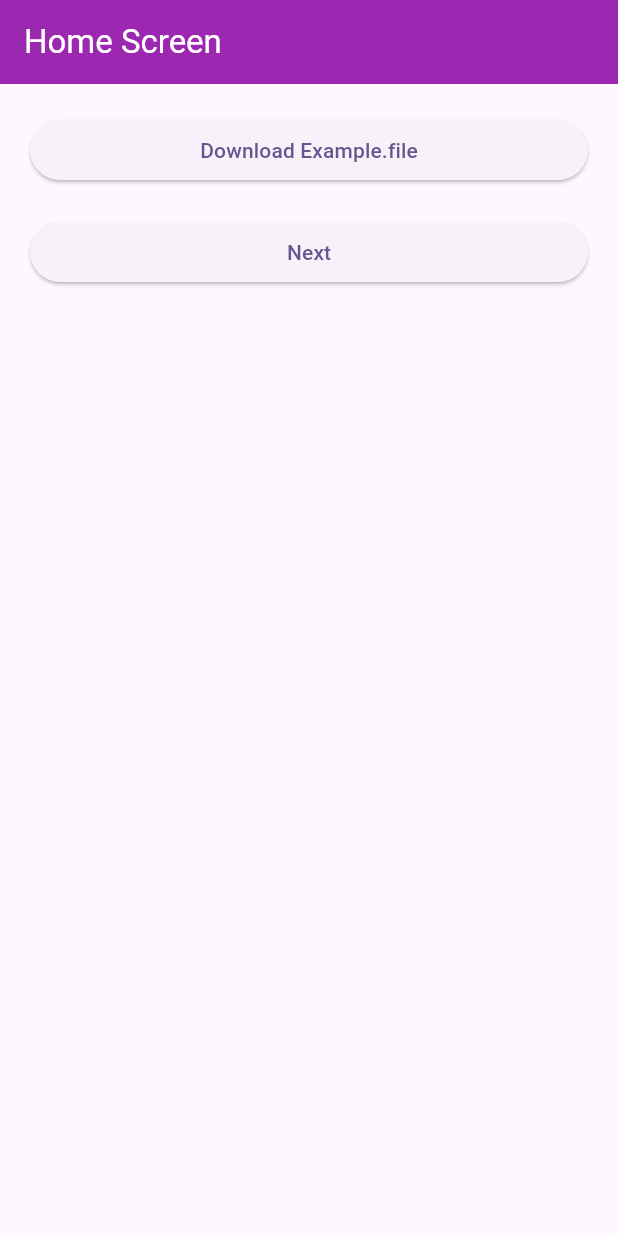
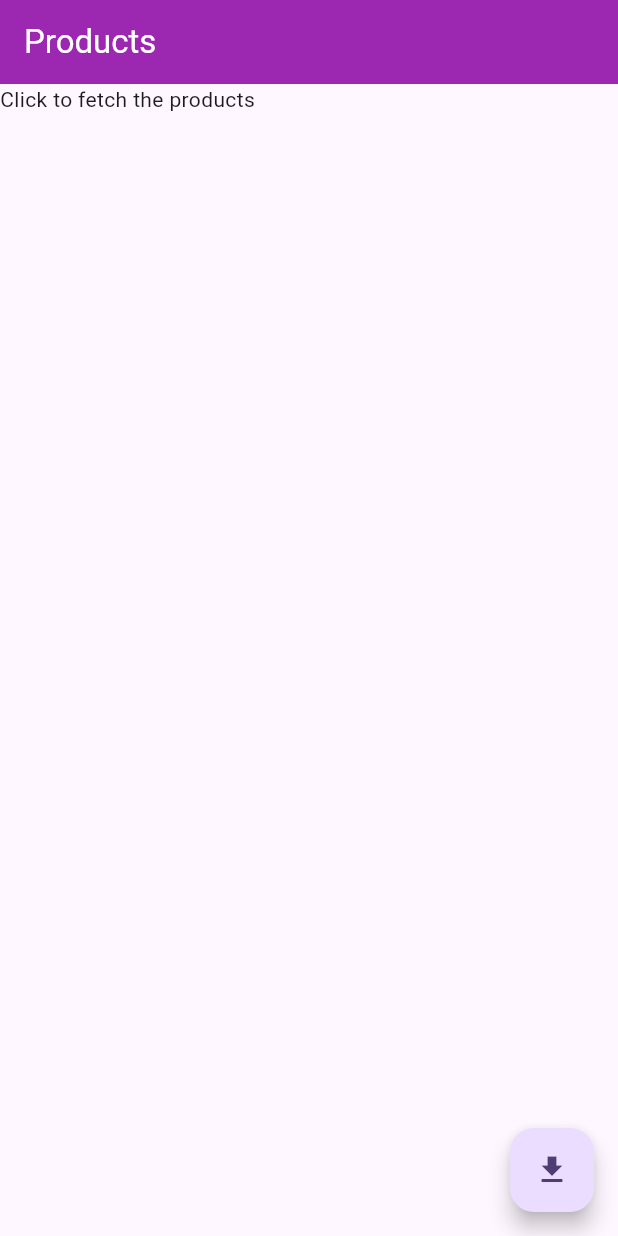
Before and after one commit to ashrafulhc/stream_buzz, a Flutter app: the screen it shows after launch, on a phone screen of 412 x 824 dp. Run offline on Flutter 3.47's test engine with Material 3 defaults, Android fonts, the light colour scheme and no system bars; our stand-ins replace dio, get_it, rxdart; generated files the repository leaves out were written again.

Commit message:
feat: products page

```diff
--- /dev/null
+++ b/lib/feature/home/domain/entities/product_entity.dart
@@ -0,0 +1,37 @@
+class ProductEntity {
+  int? id;
+  String? title;
+  double? price;
+  String? category;
+  String? description;
+  String? image;
+
+  ProductEntity({
+    this.id,
+    this.title,
+    this.price,
+    this.category,
+    this.description,
+    this.image,
+  });
+
+  factory ProductEntity.fromJson(Map<String, dynamic> json) => ProductEntity(
+    id: json["id"],
+    title: json["title"],
+    price: (json["price"] is int)
+        ? (json["price"] as int).toDouble()
+        : (json["price"] as double),
+    category: json["category"],
+    description: json["description"],
+    image: json["image"],
+  );
+
+  Map<String, dynamic> toJson() => {
+    "id": id,
+    "title": title,
+    "price": price,
+    "category": category,
+    "description": description,
+    "image": image,
+  };
+}
--- /dev/null
+++ b/lib/feature/home/domain/services/product_service.dart
@@ -0,0 +1,5 @@
+import 'package:stream_buzz/feature/home/domain/entities/product_entity.dart';
+
+abstract interface class ProductsService {
+  Future<List<ProductEntity>> getAllProducts();
+}
--- /dev/null
+++ b/lib/feature/home/domain/usecases/get_all_products_usecase.dart
@@ -0,0 +1,12 @@
+import 'package:stream_buzz/feature/home/domain/entities/product_entity.dart';
+import 'package:stream_buzz/feature/home/domain/services/product_service.dart';
+
+final class GetAllProductsUseCase {
+  final ProductsService _productsService;
+
+  GetAllProductsUseCase(this._productsService);
+
+  Future<List<ProductEntity>> run() async {
+    return await _productsService.getAllProducts();
+  }
+}
--- a/lib/feature/home/presentation/controllers/home_controller.dart
+++ b/lib/feature/home/presentation/controllers/home_controller.dart
@@ -1,18 +1,42 @@
+import 'dart:developer';
+
 import 'package:rxdart/rxdart.dart';
+import 'package:stream_buzz/feature/home/domain/entities/product_entity.dart';
+import 'package:stream_buzz/feature/home/domain/usecases/get_all_products_usecase.dart';
 
 class HomeController {
-  final _exampleFileStatus = BehaviorSubject<Status?>();
-  Stream<Status?> get getExampleFileStatus => _exampleFileStatus.stream;
+  final GetAllProductsUseCase _getAllProductsUseCase;
 
-  Future<void> downloadExampleFile() async {
-    _exampleFileStatus.sink.add(Status.loading);
-    await Future.delayed(const Duration(seconds: 1));
-    _exampleFileStatus.sink.add(Status.success);
+  HomeController(this._getAllProductsUseCase);
+
+  /// Product stream
+  final _products = BehaviorSubject<List<ProductEntity>>.seeded([]);
+
+  Stream<List<ProductEntity>> get getProductsStream => _products.stream;
+
+  /// Product Status stream
+  final _productsStatus = BehaviorSubject<Status>.seeded(Status.initial);
+
+  Stream<Status> get getProductStatusStream => _productsStatus.stream;
+
+  /// Get all products
+  Future<void> getAllProducts() async {
+    try {
+      _productsStatus.sink.add(Status.loading);
+      await Future.delayed(const Duration(seconds: 2));
+      final response = await _getAllProductsUseCase.run();
+      _products.sink.add(response);
+      _productsStatus.sink.add(Status.success);
+    } catch (e) {
+      log('Products Fetching failed: ${e.toString()}');
+      _productsStatus.sink.add(Status.failed);
+    }
   }
 
+  /// Dispose all the streams here
   void dispose() {
-    /// Dispose all the streams here
-    _exampleFileStatus.close();
+    _products.close();
+    _productsStatus.close();
   }
 }
 
--- a/lib/feature/home/presentation/screens/home_screen.dart
+++ b/lib/feature/home/presentation/screens/home_screen.dart
@@ -1,5 +1,7 @@
 import 'package:flutter/material.dart';
 import 'package:stream_buzz/feature/home/presentation/controllers/home_controller.dart';
+import 'package:stream_buzz/feature/home/presentation/widgets/products_list.dart';
+import 'package:stream_buzz/injection/injector.dart';
 
 class HomeScreen extends StatefulWidget {
   const HomeScreen({super.key});
@@ -9,25 +11,7 @@ class HomeScreen extends StatefulWidget {
 }
 
 class _HomeScreenState extends State<HomeScreen> {
-  final controller = HomeController();
-
-  @override
-  void initState() {
-    super.initState();
-    controller.getExampleFileStatus.listen((event) {
-      if (event == Status.loading) {
-        WidgetsBinding.instance.addPostFrameCallback((_) {
-          showCustomDialog(context);
-        });
-      } else if (event != null && event != Status.loading) {
-        WidgetsBinding.instance.addPostFrameCallback((_) {
-          if (Navigator.canPop(context)) {
-            Navigator.of(context).pop();
-          }
-        });
-      }
-    });
-  }
+  final controller = getIt.get<HomeController>();
 
   @override
   void dispose() {
@@ -41,59 +25,38 @@ class _HomeScreenState extends State<HomeScreen> {
       appBar: AppBar(
         backgroundColor: Colors.purple,
         title: const Text(
-          'Home Screen',
+          'Products',
           style: TextStyle(color: Colors.white),
         ),
       ),
-      body: SingleChildScrollView(
-        padding: const EdgeInsets.all(20),
-        child: Column(
-          children: [
-            SizedBox(
-              width: double.infinity,
-              child: ElevatedButton(
-                onPressed: () {
-                  controller.downloadExampleFile();
-                },
-                child: const Text('Download Example.file'),
-              ),
-            ),
-            const SizedBox(height: 20),
-            SizedBox(
-              width: double.infinity,
-              child: ElevatedButton(
-                onPressed: () {},
-                child: const Text('Next'),
-              ),
-            ),
-            const SizedBox(height: 20),
-          ],
-        ),
+      body: StreamBuilder(
+        stream: controller.getProductStatusStream,
+        builder: (context, snapshot) {
+          if (snapshot.hasData) {
+            if( snapshot.data == Status.initial ) {
+              return const Text('Click to fetch the products');
+            } else if(snapshot.data == Status.loading) {
+              return const CircularProgressIndicator();
+            } else if(snapshot.data == Status.failed) {
+              return const Text('Failed to fetch products');
+            } else if(snapshot.data == Status.success) {
+              return StreamBuilder(stream: controller.getProductsStream, builder: (context, productSnapshot) {
+                if (productSnapshot.hasData) {
+                  return ProductsList(productItems: productSnapshot.data!);
+                }
+                return const SizedBox.shrink();
+              });
+            }
+          }
+          return const SizedBox.shrink();
+        },
+      ),
+      floatingActionButton: FloatingActionButton(
+        onPressed: () {
+          controller.getAllProducts();
+        },
+        child: const Icon(Icons.download),
       ),
     );
   }
 }
-
-void showCustomDialog(BuildContext context) {
-  showDialog(
-    context: context,
-    builder: (BuildContext context) {
-      return Dialog(
-        shape: RoundedRectangleBorder(
-          borderRadius: BorderRadius.circular(10), // Rounded corners
-        ),
-        child: const SizedBox(
-          width: 300, // Custom width
-          height: 300, // Custom height
-          child: Column(
-            mainAxisAlignment: MainAxisAlignment.center,
-            children: [
-              Text('Loading', style: TextStyle(fontSize: 18)),
-              LinearProgressIndicator(),
-            ],
-          ),
-        ),
-      );
-    },
-  );
-}
--- a/lib/main.dart
+++ b/lib/main.dart
@@ -1,9 +1,11 @@
 import 'package:flutter/material.dart';
 import 'package:stream_buzz/feature/home/presentation/screens/home_screen.dart';
 import 'package:flutter_gen/gen_l10n/app_localizations.dart';
+import 'package:stream_buzz/injection/injector.dart';
 
 void main() async {
   WidgetsFlutterBinding.ensureInitialized();
+  configureDependencies();
   runApp(const MyApp());
 }
 
--- a/pubspec.yaml
+++ b/pubspec.yaml
@@ -41,6 +41,7 @@ dependencies:
     sdk: flutter
   intl: any
   file_picker: ^8.1.2
+  get_it: ^8.0.0
 
 dev_dependencies:
   flutter_test:
```
Also changed, not shown: lib/feature/home/data/data_resources/product_remote_data_source.dart (added, +23 -0 lines), lib/feature/home/data/services/product_service_impl.dart (added, +14 -0 lines), lib/feature/home/presentation/widgets/product_item_widget.dart (added, +83 -0 lines), lib/feature/home/presentation/widgets/products_list.dart (added, +20 -0 lines), lib/feature/home/presentation/widgets/tapper.dart (added, +33 -0 lines), lib/injection/injector.dart (added, +23 -0 lines), pubspec.lock.
